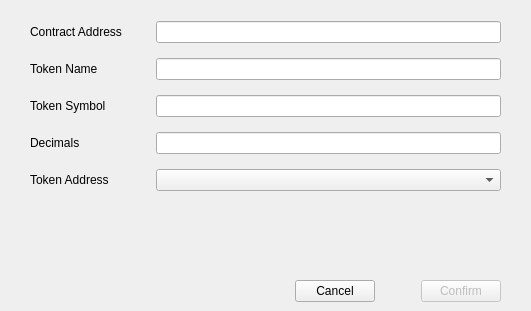
Qt form src/qt/forms/addtokenpage.ui (qtumproject/qtum) before a commit.
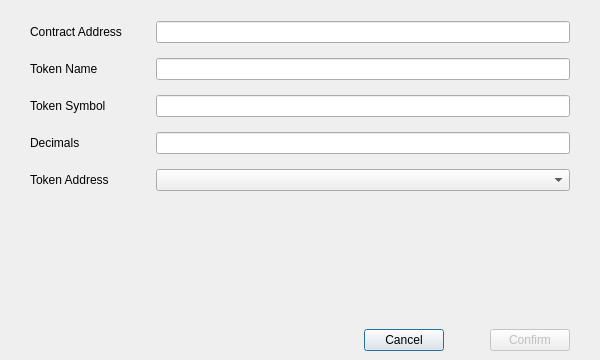
The same form after that commit. Custom widgets are drawn as their Qt base class.

Commit message: Update add, send and receive token dialogs

What changed in the file:
```diff
--- a/src/qt/forms/addtokenpage.ui
+++ b/src/qt/forms/addtokenpage.ui
@@ -1,13 +1,13 @@
 <?xml version="1.0" encoding="UTF-8"?>
 <ui version="4.0">
  <class>AddTokenPage</class>
- <widget class="QWidget" name="AddTokenPage">
+ <widget class="QDialog" name="AddTokenPage">
   <property name="geometry">
    <rect>
     <x>0</x>
     <y>0</y>
-    <width>531</width>
-    <height>311</height>
+    <width>600</width>
+    <height>360</height>
    </rect>
   </property>
   <property name="windowTitle">
@@ -202,6 +202,9 @@
      <property name="orientation">
       <enum>Qt::Vertical</enum>
      </property>
+     <property name="sizeType">
+      <enum>QSizePolicy::MinimumExpanding</enum>
+     </property>
      <property name="sizeHint" stdset="0">
       <size>
        <width>20</width>
```
Left out of the diff: 11 changed lines with no effect on the pictures. The commit also changes 12 other files.
